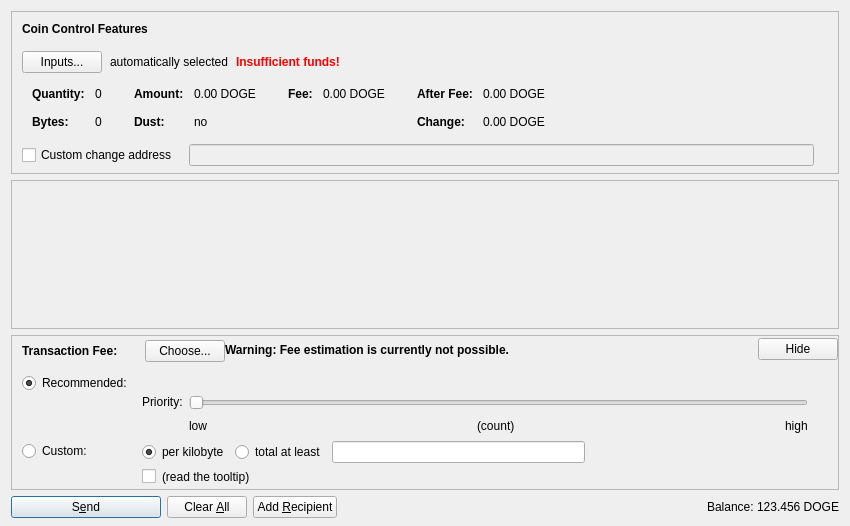
KaitoSawano/termucoin, file src/qt/forms/sendcoinsdialog.ui: the form before one commit.
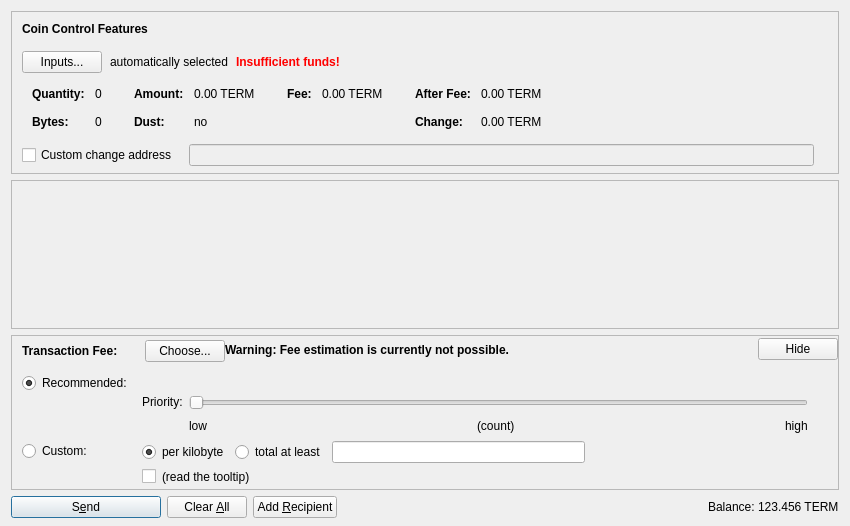
The form after the commit. Icons and pictures are not drawn. Custom widgets are drawn as their Qt base class.

Patch:
```diff
--- a/src/qt/forms/sendcoinsdialog.ui
+++ b/src/qt/forms/sendcoinsdialog.ui
@@ -324,7 +324,7 @@
                   <enum>Qt::ActionsContextMenu</enum>
                  </property>
                  <property name="text">
-                  <string notr="true">0.00 DOGE</string>
+                  <string notr="true">0.00 TERM</string>
                  </property>
                  <property name="textInteractionFlags">
                   <set>Qt::LinksAccessibleByMouse|Qt::TextSelectableByKeyboard|Qt::TextSelectableByMouse</set>
@@ -404,7 +404,7 @@
                   <enum>Qt::ActionsContextMenu</enum>
                  </property>
                  <property name="text">
-                  <string notr="true">0.00 DOGE</string>
+                  <string notr="true">0.00 TERM</string>
                  </property>
                  <property name="textInteractionFlags">
                   <set>Qt::LinksAccessibleByMouse|Qt::TextSelectableByKeyboard|Qt::TextSelectableByMouse</set>
@@ -455,7 +455,7 @@
                   <enum>Qt::ActionsContextMenu</enum>
                  </property>
                  <property name="text">
-                  <string notr="true">0.00 DOGE</string>
+                  <string notr="true">0.00 TERM</string>
                  </property>
                  <property name="textInteractionFlags">
                   <set>Qt::LinksAccessibleByMouse|Qt::TextSelectableByKeyboard|Qt::TextSelectableByMouse</set>
@@ -484,7 +484,7 @@
                   <enum>Qt::ActionsContextMenu</enum>
                  </property>
                  <property name="text">
-                  <string notr="true">0.00 DOGE</string>
+                  <string notr="true">0.00 TERM</string>
                  </property>
                  <property name="textInteractionFlags">
                   <set>Qt::LinksAccessibleByMouse|Qt::TextSelectableByKeyboard|Qt::TextSelectableByMouse</set>
@@ -1303,7 +1303,7 @@
           <cursorShape>IBeamCursor</cursorShape>
          </property>
          <property name="text">
-          <string notr="true">123.456 DOGE</string>
+          <string notr="true">123.456 TERM</string>
          </property>
          <property name="textInteractionFlags">
           <set>Qt::LinksAccessibleByMouse|Qt::TextSelectableByKeyboard|Qt::TextSelectableByMouse</set>
```
Left out of the diff: 6 changed lines with no effect on the pictures.
